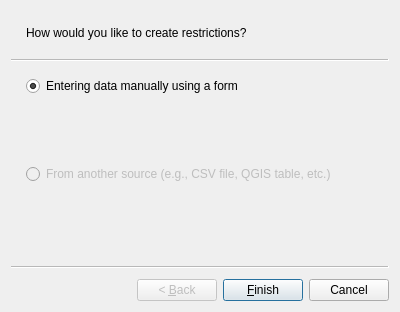
Old version of the form asistente_ladm_col/ui/wiz_create_restriction_cadastre.ui in the repository SwissTierrasColombia/Asistente-LADM-COL.
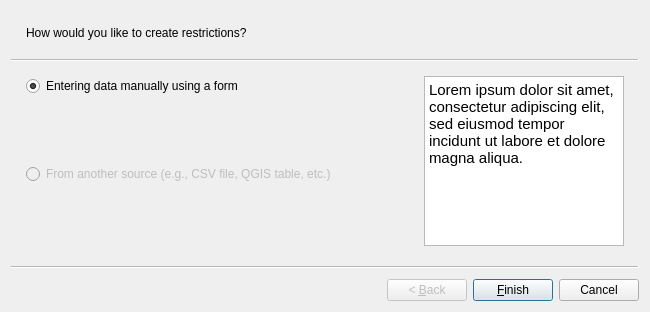
New version of the form.

Commit message: Add help panels to wizards

```diff
--- a/asistente_ladm_col/ui/wiz_create_restriction_cadastre.ui
+++ b/asistente_ladm_col/ui/wiz_create_restriction_cadastre.ui
@@ -6,7 +6,7 @@
    <rect>
     <x>0</x>
     <y>0</y>
-    <width>400</width>
+    <width>650</width>
     <height>312</height>
    </rect>
   </property>
@@ -17,8 +17,8 @@
    <property name="subTitle">
     <string>How would you like to create restrictions?</string>
    </property>
-   <layout class="QVBoxLayout" name="verticalLayout_2">
-    <item>
+   <layout class="QGridLayout" name="gridLayout">
+    <item row="0" column="0">
      <layout class="QVBoxLayout" name="verticalLayout">
       <item>
        <widget class="QRadioButton" name="rad_party_create">
@@ -68,6 +68,23 @@
       </item>
      </layout>
     </item>
+    <item row="0" column="1">
+     <widget class="QTextBrowser" name="txt_help_page_1">
+      <property name="maximumSize">
+       <size>
+        <width>200</width>
+        <height>16777215</height>
+       </size>
+      </property>
+      <property name="html">
+       <string>&lt;!DOCTYPE HTML PUBLIC &quot;-//W3C//DTD HTML 4.0//EN&quot; &quot;http://www.w3.org/TR/REC-html40/strict.dtd&quot;&gt;
+&lt;html&gt;&lt;head&gt;&lt;meta name=&quot;qrichtext&quot; content=&quot;1&quot; /&gt;&lt;style type=&quot;text/css&quot;&gt;
+p, li { white-space: pre-wrap; }
+&lt;/style&gt;&lt;/head&gt;&lt;body style=&quot; font-family:'Ubuntu'; font-size:11pt; font-weight:400; font-style:normal;&quot;&gt;
+&lt;p style=&quot; margin-top:0px; margin-bottom:0px; margin-left:0px; margin-right:0px; -qt-block-indent:0; text-indent:0px;&quot;&gt;Lorem ipsum dolor sit amet, consectetur adipiscing elit, sed eiusmod tempor incidunt ut labore et dolore magna aliqua.&lt;/p&gt;&lt;/body&gt;&lt;/html&gt;</string>
+      </property>
+     </widget>
+    </item>
    </layout>
   </widget>
  </widget>
```
The commit also changes 11 other files.
